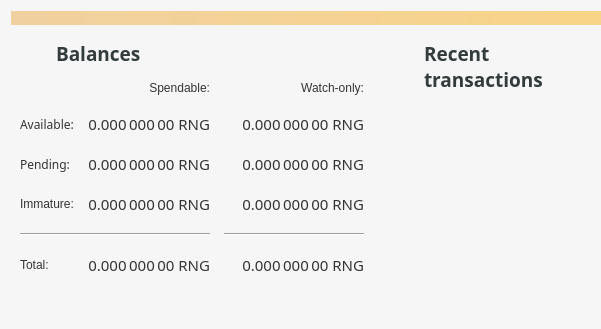
This is src/qt/forms/overviewpage.ui in rngcoin-project/rngcoin as Qt 5 draws it before an edit. The edited form follows.
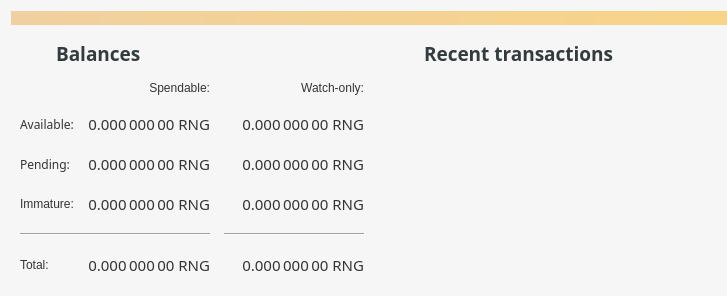
This is the edited form. Icons and pictures are not drawn.

Commit message: setup ui defautls

```diff
--- a/src/qt/forms/overviewpage.ui
+++ b/src/qt/forms/overviewpage.ui
@@ -6,8 +6,8 @@
    <rect>
     <x>0</x>
     <y>0</y>
-    <width>601</width>
-    <height>329</height>
+    <width>630</width>
+    <height>289</height>
    </rect>
   </property>
   <property name="windowTitle">
@@ -573,7 +573,7 @@
        <item>
         <widget class="QFrame" name="frame_2">
          <property name="sizePolicy">
-          <sizepolicy hsizetype="Maximum" vsizetype="Preferred">
+          <sizepolicy hsizetype="Preferred" vsizetype="Preferred">
            <horstretch>0</horstretch>
            <verstretch>0</verstretch>
           </sizepolicy>
@@ -683,6 +683,18 @@
           </item>
           <item>
            <widget class="QListView" name="listTransactions">
+            <property name="sizePolicy">
+             <sizepolicy hsizetype="MinimumExpanding" vsizetype="Expanding">
+              <horstretch>0</horstretch>
+              <verstretch>0</verstretch>
+             </sizepolicy>
+            </property>
+            <property name="minimumSize">
+             <size>
+              <width>330</width>
+              <height>0</height>
+             </size>
+            </property>
             <property name="autoFillBackground">
              <bool>false</bool>
             </property>
```
The commit also changes 3 other files.
